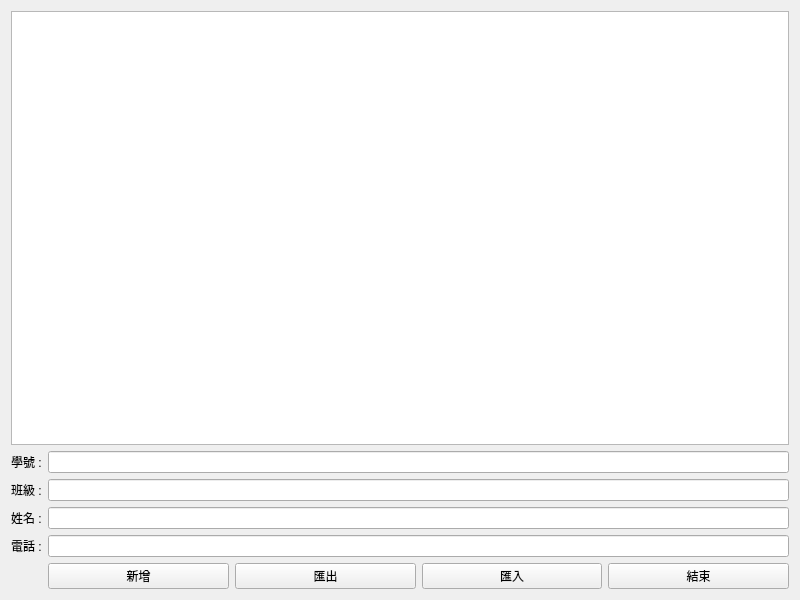
Before: the Qt Designer form mywidget.ui in vesss1/QtContactBook, drawn with Qt 5.
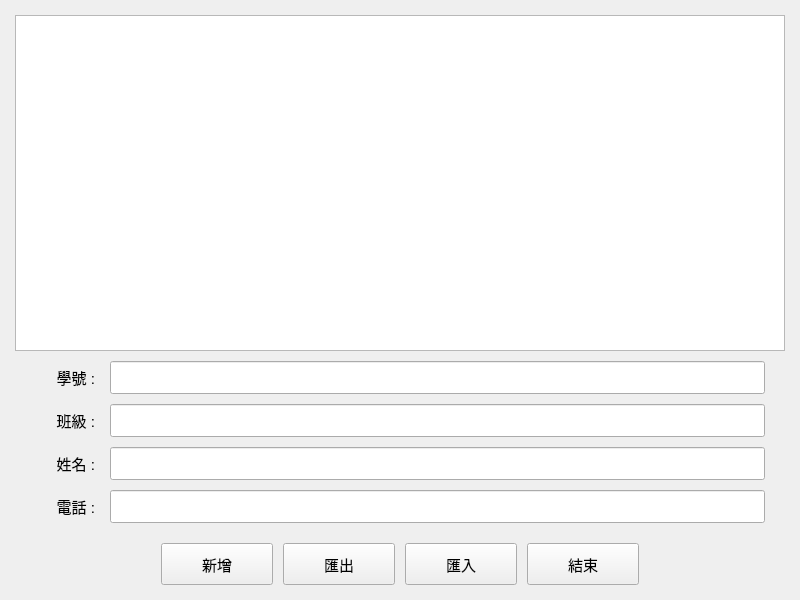
After: the same form once the commit is applied.

Commit message: Beautify UI with improved symmetry and alignment

The edit to the form file:
```diff
--- a/mywidget.ui
+++ b/mywidget.ui
@@ -11,56 +11,171 @@
    </rect>
   </property>
   <property name="windowTitle">
-   <string>myWidget</string>
+   <string>聯絡人管理系統</string>
+  </property>
+  <property name="styleSheet">
+   <string notr="true">QWidget {
+    font-size: 11pt;
+}
+
+QPushButton {
+    min-width: 80px;
+    min-height: 30px;
+    padding: 5px 15px;
+}
+
+QLineEdit {
+    min-height: 25px;
+    padding: 3px;
+}
+
+QLabel {
+    min-width: 60px;
+}</string>
   </property>
   <layout class="QVBoxLayout" name="verticalLayout">
+   <property name="spacing">
+    <number>10</number>
+   </property>
+   <property name="leftMargin">
+    <number>15</number>
+   </property>
+   <property name="topMargin">
+    <number>15</number>
+   </property>
+   <property name="rightMargin">
+    <number>15</number>
+   </property>
+   <property name="bottomMargin">
+    <number>15</number>
+   </property>
    <item>
-    <widget class="QTableWidget" name="tableWidget"/>
+    <widget class="QTableWidget" name="tableWidget">
+     <property name="alternatingRowColors">
+      <bool>true</bool>
+     </property>
+    </widget>
    </item>
    <item>
     <layout class="QFormLayout" name="formLayout">
+     <property name="horizontalSpacing">
+      <number>15</number>
+     </property>
+     <property name="verticalSpacing">
+      <number>10</number>
+     </property>
+     <property name="leftMargin">
+      <number>20</number>
+     </property>
+     <property name="rightMargin">
+      <number>20</number>
+     </property>
+     <property name="labelAlignment">
+      <set>Qt::AlignRight|Qt::AlignTrailing|Qt::AlignVCenter</set>
+     </property>
      <item row="0" column="0">
       <widget class="QLabel" name="label">
        <property name="text">
         <string>學號 :</string>
        </property>
+       <property name="alignment">
+        <set>Qt::AlignRight|Qt::AlignTrailing|Qt::AlignVCenter</set>
+       </property>
       </widget>
      </item>
      <item row="0" column="1">
-      <widget class="QLineEdit" name="lineEdit"/>
+      <widget class="QLineEdit" name="lineEdit">
+       <property name="minimumSize">
+        <size>
+         <width>200</width>
+         <height>0</height>
+        </size>
+       </property>
+      </widget>
      </item>
      <item row="1" column="0">
       <widget class="QLabel" name="label_3">
        <property name="text">
         <string>班級 :</string>
        </property>
+       <property name="alignment">
+        <set>Qt::AlignRight|Qt::AlignTrailing|Qt::AlignVCenter</set>
+       </property>
       </widget>
      </item>
      <item row="1" column="1">
-      <widget class="QLineEdit" name="lineEdit_3"/>
+      <widget class="QLineEdit" name="lineEdit_3">
+       <property name="minimumSize">
+        <size>
+         <width>200</width>
+         <height>0</height>
+        </size>
+       </property>
+      </widget>
      </item>
      <item row="2" column="0">
       <widget class="QLabel" name="label_2">
        <property name="text">
         <string>姓名 :</string>
        </property>
+       <property name="alignment">
+        <set>Qt::AlignRight|Qt::AlignTrailing|Qt::AlignVCenter</set>
+       </property>
       </widget>
      </item>
      <item row="2" column="1">
-      <widget class="QLineEdit" name="lineEdit_2"/>
+      <widget class="QLineEdit" name="lineEdit_2">
+       <property name="minimumSize">
+        <size>
+         <width>200</width>
+         <height>0</height>
+        </size>
+       </property>
+      </widget>
      </item>
      <item row="3" column="0">
       <widget class="QLabel" name="label_4">
        <property name="text">
         <string>電話 :</string>
        </property>
+       <property name="alignment">
+        <set>Qt::AlignRight|Qt::AlignTrailing|Qt::AlignVCenter</set>
+       </property>
       </widget>
      </item>
      <item row="3" column="1">
-      <widget class="QLineEdit" name="lineEdit_4"/>
+      <widget class="QLineEdit" name="lineEdit_4">
+       <property name="minimumSize">
+        <size>
+         <width>200</width>
+         <height>0</height>
+        </size>
+       </property>
+      </widget>
      </item>
-     <item row="4" column="1">
+    </layout>
+   </item>
+   <item>
       <layout class="QHBoxLayout" name="horizontalLayout">
+     <property name="spacing">
+      <number>10</number>
+     </property>
+     <property name="topMargin">
+      <number>10</number>
+     </property>
+     <item>
+      <spacer name="horizontalSpacer">
+       <property name="orientation">
+        <enum>Qt::Horizontal</enum>
+       </property>
+       <property name="sizeHint" stdset="0">
+        <size>
+         <width>40</width>
+         <height>20</height>
+        </size>
+       </property>
+      </spacer>
+     </item>
        <item>
         <widget class="QPushButton" name="pushButton_2">
          <property name="text">
@@ -89,7 +204,18 @@
          </property>
         </widget>
        </item>
-      </layout>
+     <item>
+      <spacer name="horizontalSpacer_2">
+       <property name="orientation">
+        <enum>Qt::Horizontal</enum>
+       </property>
+       <property name="sizeHint" stdset="0">
+        <size>
+         <width>40</width>
+         <height>20</height>
+        </size>
+       </property>
+      </spacer>
      </item>
     </layout>
    </item>
```
Lines whose indentation alone changed are shown as unchanged.
